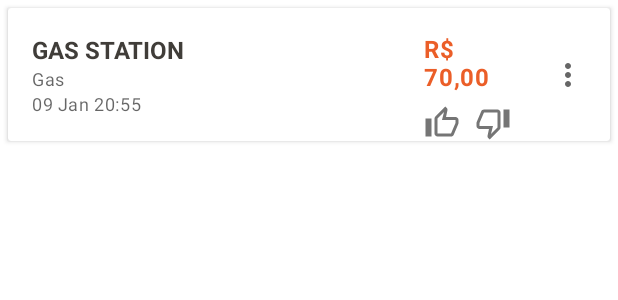
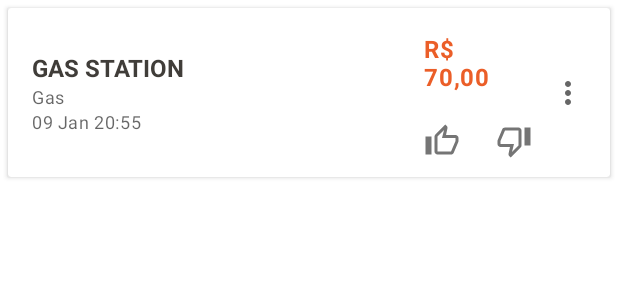
Before and after one commit to Kdiaseng/gas-check-android, an Android app: the layout item_data_gas.xml on its own in the app's theme, with its tools: preview values and no code run, on a phone screen of 412 x 824 dp. Shown: the top 300 px of the screen. Run offline under Robolectric (Android 15) with nearby library versions, the phone set to English and light mode, and no system bars.

```diff
--- a/app/src/main/java/br/com/gascheck/data/repository/GasDataRepository.kt
+++ b/app/src/main/java/br/com/gascheck/data/repository/GasDataRepository.kt
@@ -36,7 +36,8 @@ class GasDataRepository(private val dao: GasDataDao) : IGasDataRepository {
 
     override suspend fun update(gasData: GasData) {
         try {
-            dao.update(gasData.toEntity())
+            Log.e(TAG,gasData.toEntity().toString())
+            withContext(Dispatchers.IO) { dao.update(gasData.toEntity()) }
         } catch (e: Exception) {
             Log.e(TAG, "update ${e.message}")
         }
--- a/app/src/main/java/br/com/gascheck/domain/di/DomainModule.kt
+++ b/app/src/main/java/br/com/gascheck/domain/di/DomainModule.kt
@@ -1,12 +1,10 @@
 package br.com.gascheck.domain.di
 
-import br.com.gascheck.domain.usecases.GetGasDataByMonthUseCase
-import br.com.gascheck.domain.usecases.IGetGasDataByMonthUseCase
-import br.com.gascheck.domain.usecases.IInsertGasDataUserCase
-import br.com.gascheck.domain.usecases.InsertGasDataUserCase
+import br.com.gascheck.domain.usecases.*
 import org.koin.dsl.module
 
 val domainModule = module {
     factory<IInsertGasDataUserCase> { InsertGasDataUserCase(get()) }
+    factory<IUpdateGasDataUseCase> { UpdateGasDataUseCase(get()) }
     factory<IGetGasDataByMonthUseCase> { GetGasDataByMonthUseCase(get()) }
 }
--- a/app/src/main/java/br/com/gascheck/domain/model/GasData.kt
+++ b/app/src/main/java/br/com/gascheck/domain/model/GasData.kt
@@ -6,6 +6,6 @@ data class GasData(
     val date: String,
     val typeGas: String,
     val id: Int? = null,
-    val like: Boolean = false,
-    val dislike: Boolean = false
+    var like: Boolean = false,
+    var dislike: Boolean = false
 )
--- a/app/src/main/java/br/com/gascheck/ui/di/PresentationModule.kt
+++ b/app/src/main/java/br/com/gascheck/ui/di/PresentationModule.kt
@@ -7,5 +7,5 @@ import org.koin.dsl.module
 
 val presentationModule = module {
     viewModel { InputDataGasViewModel(get()) }
-    viewModel { HistoricViewModel(get()) }
+    viewModel { HistoricViewModel(get(), get()) }
 }
--- a/app/src/main/java/br/com/gascheck/ui/model/GasDataUi.kt
+++ b/app/src/main/java/br/com/gascheck/ui/model/GasDataUi.kt
@@ -9,5 +9,6 @@ data class GasDataUi(
     val time: String,
     var like: Boolean? = null,
     var dislike: Boolean? = null,
-    val value: String
+    val value: String,
+    val dateTime: String,
 )
--- a/app/src/main/res/layout/item_data_gas.xml
+++ b/app/src/main/res/layout/item_data_gas.xml
@@ -3,11 +3,12 @@
 <com.google.android.material.card.MaterialCardView xmlns:android="http://schemas.android.com/apk/res/android"
     xmlns:app="http://schemas.android.com/apk/res-auto"
     xmlns:tools="http://schemas.android.com/tools"
+    android:id="@+id/material_card_item"
     android:layout_width="match_parent"
     android:layout_height="wrap_content"
     android:layout_margin="5dp"
+    android:layout_marginBottom="5dp"
     android:padding="5dp"
-    android:layout_marginBottom="5dp"
     app:cardCornerRadius="2dp"
     app:cardElevation="2dp">
 
@@ -68,28 +69,31 @@
             app:layout_constraintTop_toTopOf="parent"
             tools:text="R$ 70,00" />
 
-
-        <androidx.appcompat.widget.LinearLayoutCompat
+        <RadioGroup
             android:layout_width="wrap_content"
             android:layout_height="0dp"
             android:layout_marginTop="8dp"
+            android:orientation="horizontal"
+            android:id="@+id/radio_group_likes"
             app:layout_constraintStart_toStartOf="@+id/text_item_value"
             app:layout_constraintTop_toBottomOf="@+id/text_item_value">
 
-            <CheckBox
-                android:id="@+id/checkbox_item_like"
-                android:layout_width="24dp"
-                android:layout_height="24dp"
-                android:layout_marginEnd="10dp"
+            <RadioButton
+                android:id="@+id/radiobutton_like"
+                android:layout_width="wrap_content"
+                android:layout_height="wrap_content"
                 android:button="@drawable/selector_like" />
 
-            <CheckBox
-                android:id="@+id/checkbox_item_dislike"
-                android:layout_width="24dp"
-                android:layout_height="24dp"
+            <RadioButton
+                android:id="@+id/radiobutton_dislike"
+                android:layout_width="wrap_content"
+                android:layout_height="wrap_content"
                 android:button="@drawable/selector_dislike" />
 
-        </androidx.appcompat.widget.LinearLayoutCompat>
+        </RadioGroup>
+
+
+
 
         <ImageView
             android:id="@+id/image_item_menu"
```
Also changed, not shown: app/src/main/java/br/com/gascheck/data/mapper/GasDataToEntity.kt (+12 -2 lines), app/src/main/java/br/com/gascheck/domain/usecases/UpdateGasDataUseCase.kt (added, +14 -0 lines), app/src/main/java/br/com/gascheck/ui/history/HistoricViewModel.kt (+16 -3 lines), app/src/main/java/br/com/gascheck/ui/history/HistoryFragment.kt (+27 -1 lines), app/src/main/java/br/com/gascheck/ui/history/adapter/HistoricAdapter.kt (+13 -2 lines), app/src/main/java/br/com/gascheck/ui/mapper/GasDataToGasDataUi.kt (+13 -1 lines).
